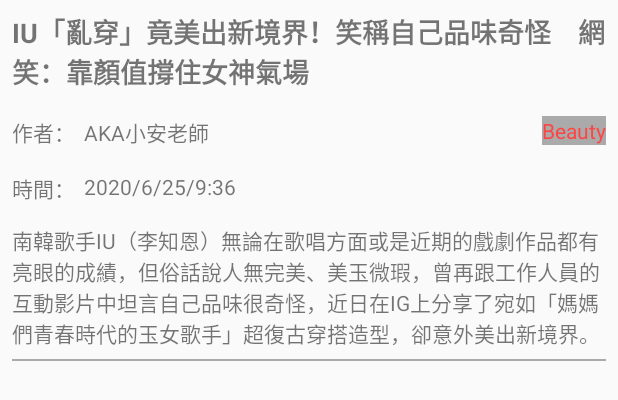
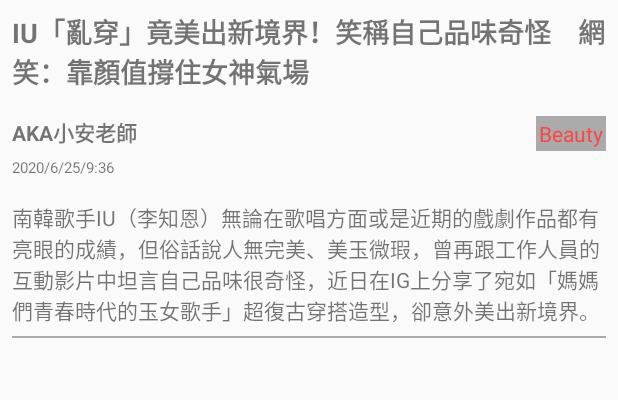
Before and after one commit to h160799/Midterm, an Android app: the layout item_main.xml on its own in the app's theme, with its tools: preview values and no code run, on a phone screen of 412 x 824 dp. Shown: the top 400 px of the screen. Run offline under Robolectric (Android 15) with nearby library versions, the phone set to English and light mode, and no system bars.

Commit message:
fix layout

```diff
--- a/app/src/main/res/layout/item_main.xml
+++ b/app/src/main/res/layout/item_main.xml
@@ -35,7 +35,6 @@
             android:layout_height="wrap_content"
             android:layout_marginTop="16dp"
             style="@style/article_text"
-            android:text="@string/author"
             app:layout_constraintStart_toStartOf="@id/text_title"
             app:layout_constraintTop_toBottomOf="@id/text_title" />
 
@@ -44,8 +43,8 @@
             android:layout_width="wrap_content"
             android:layout_height="wrap_content"
             style="@style/article_text"
-            android:layout_marginStart="6dp"
-            app:layout_constraintStart_toEndOf="@id/text_author_name"
+            android:textStyle="bold"
+            app:layout_constraintStart_toStartOf="@id/text_title"
             app:layout_constraintTop_toTopOf="@id/text_author_name"
             android:text="@{article.author}"
             tools:text="AKA小安老師" />
@@ -55,6 +54,7 @@
             style="@style/article_text"
             android:layout_width="wrap_content"
             android:layout_height="wrap_content"
+            android:padding="2dp"
             android:layout_marginTop="16dp"
             android:layout_marginEnd="8dp"
             android:background="@android:color/darker_gray"
@@ -68,9 +68,8 @@
             android:id="@+id/text_time"
             android:layout_width="wrap_content"
             android:layout_height="wrap_content"
-            android:layout_marginTop="16dp"
+            android:layout_marginTop="8dp"
             style="@style/article_text"
-            android:text="@string/time"
             app:layout_constraintStart_toStartOf="@id/text_title"
             app:layout_constraintTop_toBottomOf="@id/text_author_name" />
 
@@ -79,11 +78,10 @@
             android:layout_width="wrap_content"
             android:layout_height="wrap_content"
             style="@style/article_text"
-            android:layout_marginStart="6dp"
-            app:layout_constraintStart_toEndOf="@id/text_time"
+            android:textSize="10dp"
+            app:layout_constraintStart_toStartOf="@id/text_title"
             app:layout_constraintTop_toTopOf="@id/text_time"
             android:text="@{article.createdTime}"
-
             tools:text="2020/6/25/9:36" />
 
         <TextView
```
